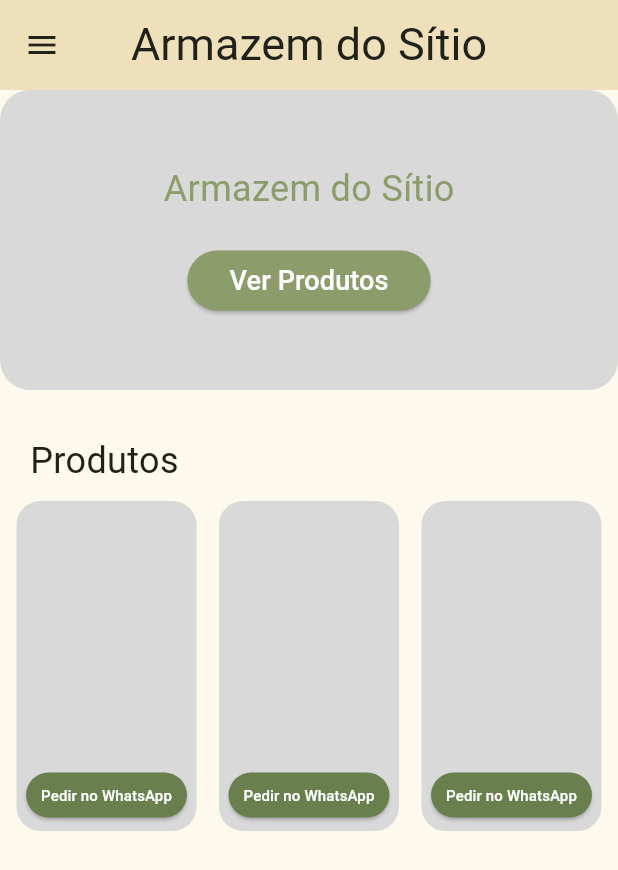
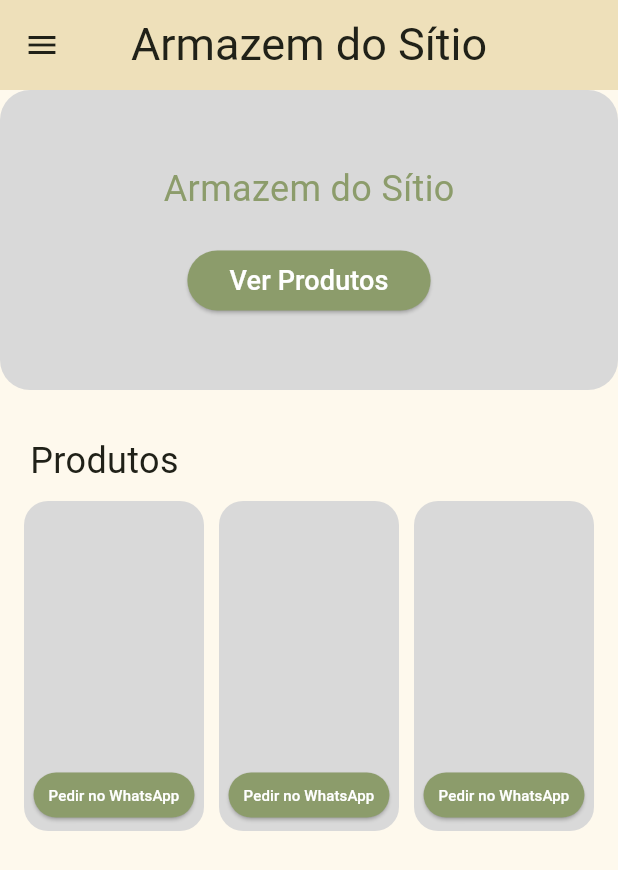
Before and after one commit to Julio-Cesar70/app_armazem, a Flutter app: the screen it shows after launch, on a phone screen of 412 x 824 dp. Shown: the top 870 px of the screen. Run offline on Flutter 3.47's test engine with Material 3 defaults, Android fonts, the phone set to English and light mode, and no system bars; Roboto replaces fonts that are missing (Arial).

Commit message:
criei novos arquivos em home_page

```diff
--- a/lib/pages/home_page/app_bar.dart
+++ b/lib/pages/home_page/app_bar.dart
@@ -6,7 +6,6 @@
     iconTheme: IconThemeData(color: Color(0xFF202118)),
     toolbarHeight: 60,
     elevation: 0,
-    leading: IconButton(icon: Icon(Icons.menu), onPressed: () {}),
     centerTitle: true,
     title: Text(
       'Armazem do Sítio',
--- /dev/null
+++ b/lib/pages/home_page/header_container.dart
@@ -0,0 +1,45 @@
+import 'package:flutter/material.dart';
+
+class HeaderContainer extends StatelessWidget {
+  const HeaderContainer({super.key});
+
+  @override
+  Widget build(BuildContext context) {
+    return Container(
+      decoration: BoxDecoration(
+        color: Color(0xFFD9D9D9),
+        borderRadius: BorderRadius.circular(20),
+      ),
+      width: double.infinity,
+      height: 200,
+      alignment: const Alignment(0, -0.6),
+      child: Column(
+        mainAxisAlignment: MainAxisAlignment.center,
+        children: [
+          Text(
+            'Armazem do Sítio',
+            style: TextStyle(color: Color(0xFF8C9C6B), fontSize: 24),
+          ),
+          const SizedBox(height: 20),
+          ElevatedButton(
+            onPressed: () {
+              print('Botão clicado');
+            },
+            style: ElevatedButton.styleFrom(
+              backgroundColor: Color(0xFF8C9C6B),
+              foregroundColor: Colors.white,
+              padding: EdgeInsets.symmetric(
+              horizontal: 28,
+              vertical: 5,
+              ),
+            ),
+            child: Text(
+              'Ver Produtos',
+              style: TextStyle(fontSize: 18, fontFamily: 'Arial'),
+            ),
+          ),
+        ],
+      ),
+    );
+  }
+}
--- a/lib/pages/home_page/home_page.dart
+++ b/lib/pages/home_page/home_page.dart
@@ -1,5 +1,8 @@
+import 'package:app_armazem/pages/home_page/app_bar.dart';
+import 'package:app_armazem/pages/home_page/header_container.dart';
+import 'package:app_armazem/pages/home_page/product_item.dart';
 import 'package:flutter/material.dart';
-import 'app_bar.dart';
+
 
 void main() {
   runApp(const HomePage());
@@ -15,47 +18,19 @@
       home: Scaffold(
         // appBar
         appBar: buildCustomAppBar(),
+        drawer: Drawer(
+          child: ListView(
+            children: [
+              UserAccountsDrawerHeader(accountName: Text('Usuario'), accountEmail: Text('Usuario@gmail.com'))
+            ],
+          ),
+        ),
         backgroundColor: Color(0xFFFEF9ED),
         body: SingleChildScrollView(
           child: Column(
             children: [
               // Container que fica no topo do aplicativo
-              Container(
-                decoration: BoxDecoration(
-                  color: Color(0xFFD9D9D9),
-                  borderRadius: BorderRadius.circular(20),
-                ),
-                width: double.infinity,
-                height: 200,
-                alignment: const Alignment(0, -0.6),
-                child: Column(
-                  mainAxisAlignment: MainAxisAlignment.center,
-                  children: [
-                    Text(
-                      'Armazem do Sítio',
-                      style: TextStyle(color: Color(0xFF8C9C6B), fontSize: 24),
-                    ),
-                    const SizedBox(height: 20),
-                    ElevatedButton(
-                      onPressed: () {
-                        print('Botão clicado');
-                      },
-                      style: ElevatedButton.styleFrom(
-                        backgroundColor: Color(0xFF8C9C6B),
-                        foregroundColor: Colors.white,
-                        padding: EdgeInsets.symmetric(
-                          horizontal: 28,
-                          vertical: 5,
-                        ),
-                      ),
-                      child: Text(
-                        'Ver Produtos',
-                        style: TextStyle(fontSize: 18, fontFamily: 'Arial'),
-                      ),
-                    ),
-                  ],
-                ),
-              ),
+              HeaderContainer(),
 
               const SizedBox(height: 30),
 
@@ -76,106 +51,29 @@
               SingleChildScrollView(
                 scrollDirection: Axis.horizontal,
                 child: Row(
-                  mainAxisAlignment: MainAxisAlignment.center,
                   children: [
-                    Container(
-                      margin: EdgeInsets.only(left: 10, right: 10),
-                      decoration: BoxDecoration(
-                        color: Color(0xFFD9D9D9),
-                        borderRadius: BorderRadius.circular(16),
-                      ),
-                      width: 120,
-                      height: 220,
-                      child: Column(
-                        mainAxisAlignment: MainAxisAlignment.end,
-                        children: [
-                          ElevatedButton(
+                    const SizedBox(width: 10),
+                    ProductItem(
+                      title: 'Pedir no WhatsApp',
                       onPressed: () {
                         print('Botão 1 clicado');
                       },
-                            style: ElevatedButton.styleFrom(
-                              backgroundColor: Color(0xFF6A7F4E),
-                              foregroundColor: Colors.white,
-                              padding: EdgeInsets.symmetric(
-                                horizontal: 10,
-                                vertical: 8,
                     ),
-                              minimumSize: Size(60, 20),
-                            ),
-                            child: Text(
-                              'Pedir no WhatsApp',
-                              style: TextStyle(fontSize: 10),
-                            ),
-                          ),
-                        ],
-                      ),
-                    ),
-                    SizedBox(width: 5),
-                    Container(
-                      decoration: BoxDecoration(
-                        color: Color(0xFFD9D9D9),
-                        borderRadius: BorderRadius.circular(16),
-                      ),
-                      width: 120,
-                      height: 220,
-                      margin: EdgeInsets.only(right: 10),
-                      child: Column(
-                        mainAxisAlignment: MainAxisAlignment.end,
-                        children: [
-                          ElevatedButton(
+                    const SizedBox(width: 10),
+                    ProductItem(
+                      title: 'Pedir no WhatsApp',
                       onPressed: () {
                         print('Botão 2 clicado');
                       },
-                            style: ElevatedButton.styleFrom(
-                              backgroundColor: Color(0xFF6A7F4E),
-                              foregroundColor: Colors.white,
-                              padding: EdgeInsets.symmetric(
-                                horizontal: 10,
-                                vertical: 8,
                     ),
-                              minimumSize: Size(60, 20),
-                            ),
-                            child: Text(
-                              'Pedir no WhatsApp',
-                              style: TextStyle(fontSize: 10),
-                            ),
-                          ),
-                        ],
-                      ),
-                    ),
-                    SizedBox(width: 5),
-                    Container(
-                      margin: EdgeInsets.only(right: 10),
-                      decoration: BoxDecoration(
-                        color: Color(0xFFD9D9D9),
-                        borderRadius: BorderRadius.circular(16),
-                      ),
-                      width: 120,
-                      height: 220,
-                      child: Column(
-                        mainAxisAlignment: MainAxisAlignment.end,
-                        children: [
-                          ElevatedButton(
+                    const SizedBox(width: 10),
+                    ProductItem(
+                      title: 'Pedir no WhatsApp',
                       onPressed: () {
                         print('Botão 3 clicado');
                       },
-                            style: ElevatedButton.styleFrom(
-                              backgroundColor: Color(0xFF6A7F4E),
-                              foregroundColor: Colors.white,
-                              padding: EdgeInsets.symmetric(
-                                horizontal: 10,
-                                vertical: 8,
                     ),
-                              minimumSize: Size(60, 20),
-                            ),
-                            child: Text(
-                              'Pedir no WhatsApp',
-                              style: TextStyle(fontSize: 10),
-                            ),
-                          ),
-                        ],
-                      ),
-                    ),
+                    const SizedBox(width: 10),
                   ],
                 ),
               ),
--- /dev/null
+++ b/lib/pages/home_page/product_item.dart
@@ -0,0 +1,44 @@
+import 'package:flutter/material.dart';
+
+
+class ProductItem extends StatelessWidget {
+  final String title;
+  final VoidCallback onPressed;
+
+  const ProductItem({
+    super.key,
+    required this.title,
+    required this.onPressed,
+  });
+
+  @override
+  Widget build(BuildContext context) {
+    return Container(
+      decoration: BoxDecoration(
+        color: Color(0xFFD9D9D9),
+        borderRadius: BorderRadius.circular(16),
+      ),
+      width: 120,
+      height: 220,
+      child: Column(
+        mainAxisAlignment: MainAxisAlignment.end,
+        children: [
+          ElevatedButton(
+            onPressed: onPressed,
+            style: ElevatedButton.styleFrom(
+              backgroundColor: const Color(0xFF8C9C6B),
+              padding: const EdgeInsets.symmetric(horizontal: 10, vertical: 8),
+              minimumSize: const Size(60, 20),
+              foregroundColor: Colors.white,
+            ),
+            child: Text(
+              title,
+              style: const TextStyle(fontSize: 10),
+              textAlign: TextAlign.center,
+            ),
+          ),
+        ],
+      ),
+    );
+  }
+}
```
Lines whose indentation alone changed are shown as unchanged.
